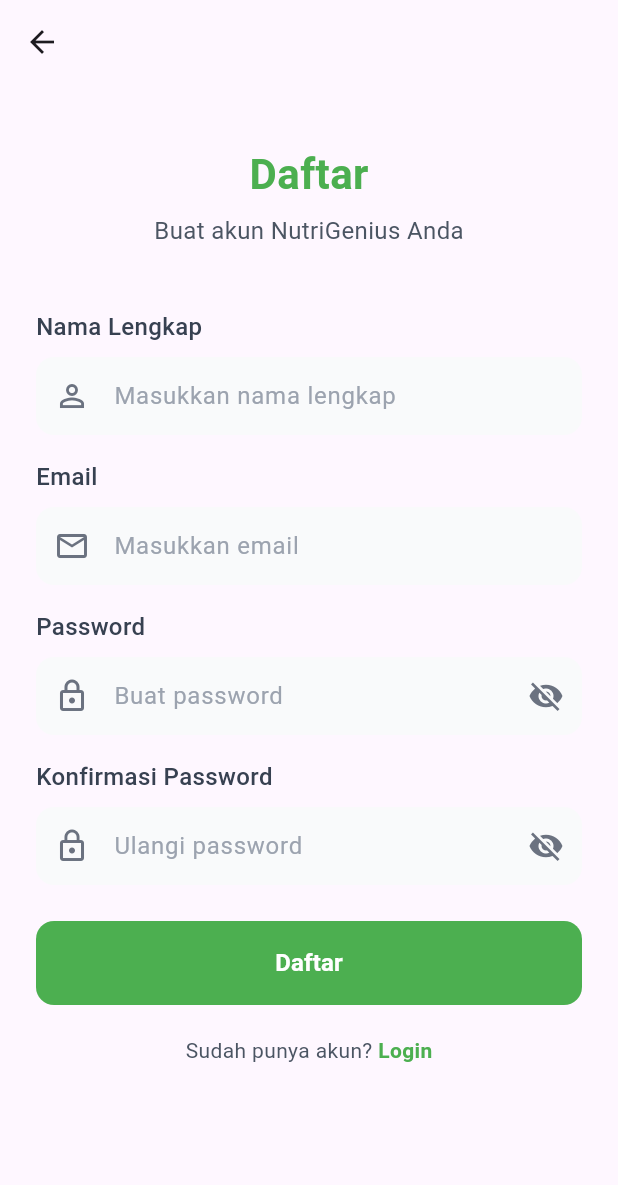
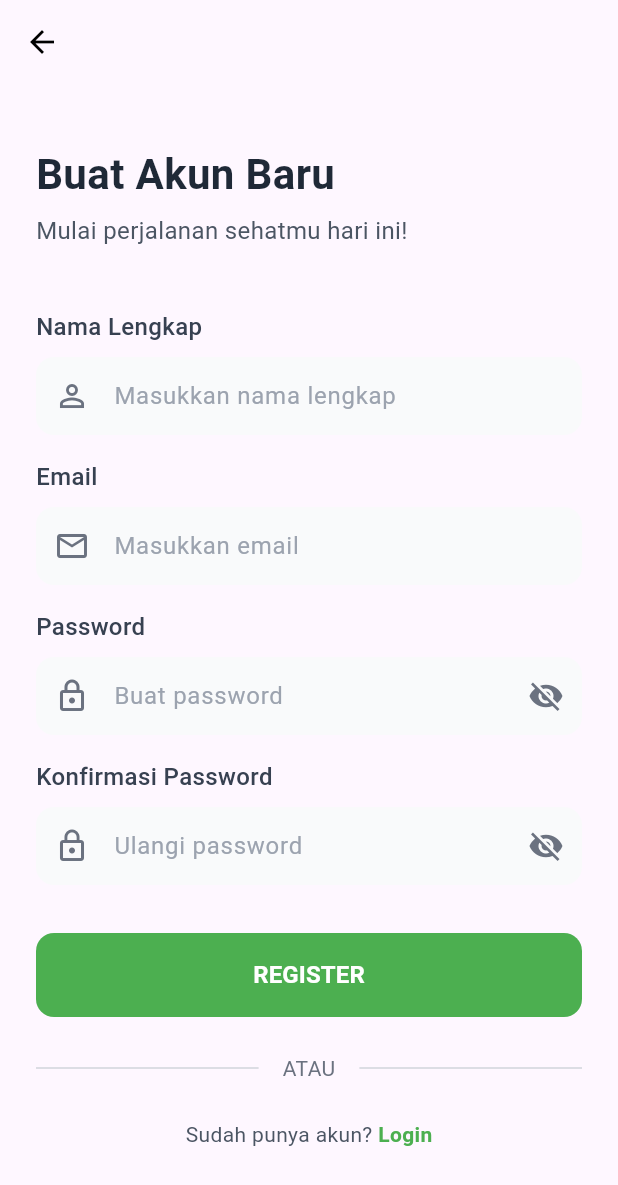
Before and after one commit to ZoeryaXD/NutriGenius, a Flutter app: the RegisterPage screen opened directly, on a phone screen of 412 x 824 dp. Shown: the top 1185 px of the screen. Run offline on Flutter 3.47's test engine with Material 3 defaults, Android fonts, the phone set to English and light mode, and no system bars.

Commit message:
Membuat fitur register

```diff
--- a/lib/core/theme/app_colors.dart
+++ b/lib/core/theme/app_colors.dart
@@ -3,6 +3,7 @@
 class AppColors {
   static const Color primary = Color(0xFF4CAF50);
   static const Color gray50 = Color(0xFFF9FAFB);
+  static const Color gray300 = Color(0xFFD1D5DB);
   static const Color gray400 = Color(0xFF9CA3AF);
   static const Color gray500 = Color(0xFF6B7280);
   static const Color gray600 = Color(0xFF4B5563);
--- a/lib/features/auth/presentation/pages/register_page.dart
+++ b/lib/features/auth/presentation/pages/register_page.dart
@@ -12,23 +12,25 @@
     return Scaffold(
       appBar: AppBar(
         leading: IconButton(
-          icon: const Icon(Icons.arrow_back),
+          icon: const Icon(Icons.arrow_back, color: Colors.black),
           onPressed: () => Navigator.pop(context),
         ),
+        backgroundColor: Colors.transparent,
+        elevation: 0,
       ),
       body: SingleChildScrollView(
         child: Padding(
           padding: const EdgeInsets.all(24.0),
           child: Column(
-            crossAxisAlignment: CrossAxisAlignment.center,
+            crossAxisAlignment: CrossAxisAlignment.start,
             children: [
               const SizedBox(height: 20),
 
               // Title
               Text(
-                'Daftar',
+                'Buat Akun Baru',
                 style: AppTextStyles.heading1.copyWith(
-                  color: AppColors.primary,
+                  color: AppColors.gray800,
                 ),
               ),
 
@@ -36,7 +38,7 @@
 
               // Subtitle
               Text(
-                'Buat akun NutriGenius Anda',
+                'Mulai perjalanan sehatmu hari ini!',
                 style: AppTextStyles.bodyMedium.copyWith(
                   color: AppColors.gray600,
                 ),
@@ -78,21 +80,50 @@
                 prefixIcon: Icons.lock_outline,
               ),
 
-              const SizedBox(height: 24),
+              const SizedBox(height: 32),
 
               // Register Button
               AuthButton(
-                text: 'Daftar',
+                text: 'REGISTER',
                 onPressed: () {
-                  // Navigasi ke halaman data diri atau login
-                  Navigator.pushReplacementNamed(context, '/login');
+                  // TODO: Implement register logic
+                  // Setelah register berhasil, navigasi ke dashboard atau halaman berikutnya
+                  // Navigator.pushReplacementNamed(context, '/dashboard');
                 },
               ),
 
-              const SizedBox(height: 20),
+              const SizedBox(height: 24),
+
+              // Divider dengan "ATAU"
+              Row(
+                children: [
+                  Expanded(
+                    child: Divider(
+                      color: AppColors.gray300,
+                    ),
+                  ),
+                  Padding(
+                    padding: const EdgeInsets.symmetric(horizontal: 16),
+                    child: Text(
+                      'ATAU',
+                      style: AppTextStyles.bodySmall.copyWith(
+                        color: AppColors.gray500,
+                      ),
+                    ),
+                  ),
+                  Expanded(
+                    child: Divider(
+                      color: AppColors.gray300,
+                    ),
+                  ),
+                ],
+              ),
+
+              const SizedBox(height: 24),
 
               // Login Link
-              Row(
+              Center(
+                child: Row(
                   mainAxisAlignment: MainAxisAlignment.center,
                   children: [
                     Text(
@@ -114,6 +145,7 @@
                     ),
                   ],
                 ),
+              ),
             ],
           ),
         ),
--- a/lib/features/auth/presentation/routes/auth_routes.dart
+++ b/lib/features/auth/presentation/routes/auth_routes.dart
@@ -1,11 +1,12 @@
 import 'package:flutter/material.dart';
 import 'package:nutrigenius/features/auth/presentation/pages/login_page.dart';
+import 'package:nutrigenius/features/auth/presentation/pages/register_page.dart';
 
 class AuthRoutes {
   static Map<String, WidgetBuilder> get routes {
     return {
       '/login': (context) => const LoginPage(),
-      // '/register': (context) => const RegisterPage(), // Comment atau hapus sementara
+      '/register': (context) => const RegisterPage(),
     };
   }
 }
```
Lines whose indentation alone changed are shown as unchanged.
